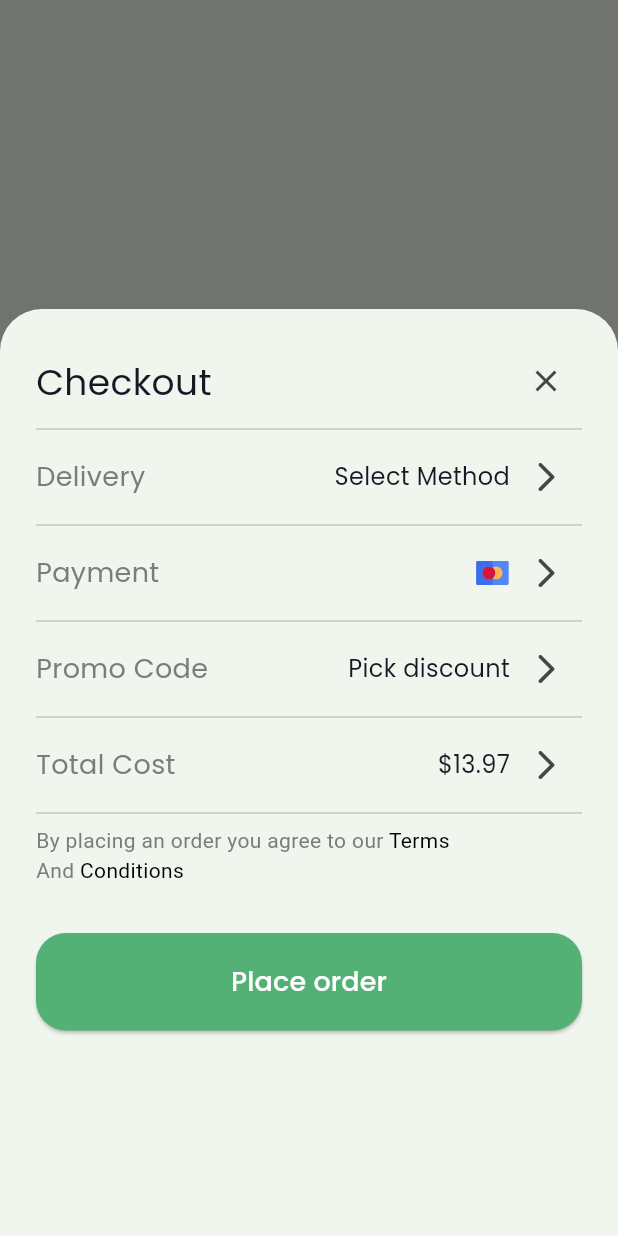
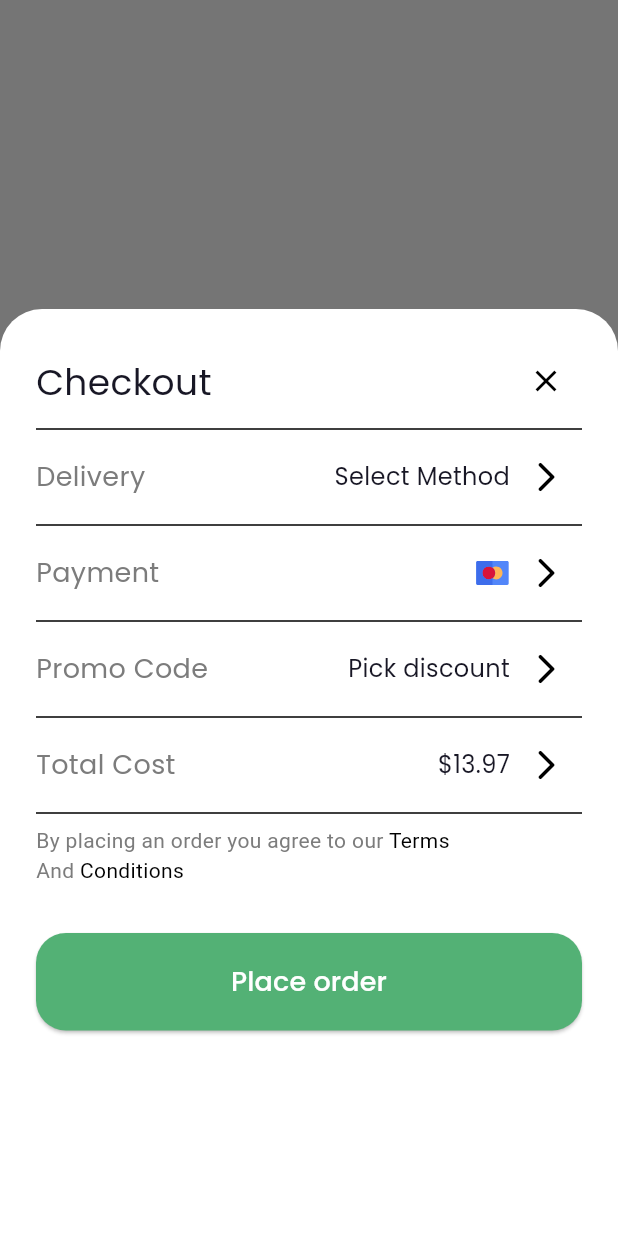
Before and after one commit to Ahmad-Nour-Haidar/nectar-app-task, a Flutter app: the HomeScreen screen opened directly, after a tap on "show", on a phone screen of 412 x 824 dp. Run offline on Flutter 3.47's test engine with Material 3 defaults, Android fonts, the phone set to English and light mode, and no system bars; our stand-ins replace animate_do, flutter_svg, gap, go_router.

Commit message:
create theme manegar

```diff
--- /dev/null
+++ b/lib/core/assets/app_fonts.dart
@@ -0,0 +1,3 @@
+abstract final class AppFonts {
+  static const poppins = 'Poppins';
+}
--- a/lib/core/constant/app_color.dart
+++ /dev/null
@@ -1,11 +0,0 @@
-import 'package:flutter/material.dart';
-
-abstract final class AppColor {
-  static const primary = Color(0xff53B175);
-  static const white = Color(0xffffffff);
-  static const transparent = Colors.transparent;
-  static const white70 = Colors.white70;
-  static const black = Colors.black;
-  static const grey = Color(0xff7C7C7C);
-  static const fontColor = Color(0xff181725);
-}
--- /dev/null
+++ b/lib/core/theme/app_colors.dart
@@ -0,0 +1,36 @@
+import 'package:flutter/material.dart';
+
+class AppColors {
+  static const primary = Color(0xff53B175);
+
+  static const white = Color(0xffffffff);
+  static const transparent = Colors.transparent;
+  static const white70 = Colors.white70;
+  static const black = Colors.black;
+  static const grey = Color(0xff7C7C7C);
+  static const fontColor = Color(0xff181725);
+
+  static const lightGreen = Color.fromARGB(26, 83, 177, 117);
+  static const lightGreenBorder = Color.fromARGB(179, 83, 177, 117);
+
+  static const lightOrange = Color.fromARGB(26, 248, 164, 76);
+  static const lightOrangeBorder = Color.fromARGB(179, 248, 164, 76);
+
+  static const lightRed = Color.fromARGB(64, 247, 165, 147);
+  static const lightRedBorder = Color.fromARGB(255, 247, 165, 147);
+
+  static const lightPurple = Color.fromARGB(64, 211, 176, 224);
+  static const lightPurpleBorder = Color.fromARGB(255, 211, 176, 224);
+
+  static const lightYellow = Color.fromARGB(64, 253, 229, 152);
+  static const lightYellowBorder = Color.fromARGB(255, 253, 229, 152);
+
+  static const lightGreen2 = Color.fromARGB(64, 183, 223, 245);
+  static const lightGreen2Border = Color.fromARGB(255, 183, 223, 245);
+
+  static const lightPurple2 = Color.fromARGB(38, 131, 106, 246);
+  static const lightPurple2Border = Color.fromARGB(127, 131, 106, 246);
+
+  static const lightRed2 = Color.fromARGB(38, 215, 59, 119);
+  static const lightRed2Border = Color.fromARGB(127, 215, 59, 119);
+}
--- a/lib/views/screens/onboarding_screen.dart
+++ b/lib/views/screens/onboarding_screen.dart
@@ -1,10 +1,11 @@
 import 'package:flutter/material.dart';
 import 'package:gap/gap.dart';
 import 'package:go_router/go_router.dart';
-import 'package:task/core/constant/app_color.dart';
 import 'package:task/core/constant/app_images.dart';
 import 'package:task/routers.dart';
 import 'package:task/views/widgets/custom_button.dart';
+
+import '../../core/theme/app_colors.dart';
 
 class OnboardingScreen extends StatelessWidget {
   const OnboardingScreen({super.key});
@@ -21,7 +22,7 @@ class OnboardingScreen extends StatelessWidget {
         ),
       ),
       child: Scaffold(
-        backgroundColor: AppColor.transparent,
+        backgroundColor: AppColors.transparent,
         body: Column(
           children: [
             const Expanded(flex: 2, child: SizedBox()),
@@ -36,9 +37,10 @@ class OnboardingScreen extends StatelessWidget {
                       'Welcome to our store',
                       textAlign: TextAlign.center,
                       style: TextStyle(
-                          fontWeight: FontWeight.w400,
-                          fontSize: 48,
-                          color: AppColor.white),
+                        fontWeight: FontWeight.w400,
+                        fontSize: 48,
+                        color: AppColors.white,
+                      ),
                     ),
                     const Text(
                       'Ger your groceries in as fast as one hour',
@@ -46,7 +48,7 @@ class OnboardingScreen extends StatelessWidget {
                       style: TextStyle(
                         fontWeight: FontWeight.w400,
                         fontSize: 14,
-                        color: AppColor.white70,
+                        color: AppColors.white70,
                       ),
                     ),
                     const Gap(50),
@@ -61,7 +63,7 @@ class OnboardingScreen extends StatelessWidget {
                         style: TextStyle(
                           fontWeight: FontWeight.w500,
                           fontSize: 18,
-                          color: AppColor.white,
+                          color: AppColors.white,
                         ),
                       ),
                     ),
--- a/lib/views/screens/splash_screen.dart
+++ b/lib/views/screens/splash_screen.dart
@@ -6,6 +6,7 @@ import 'package:task/core/constant/app_color.dart';
 import 'package:task/routers.dart';
 
 import '../../core/constant/app_svgs.dart';
+import '../../core/theme/app_colors.dart';
 
 class SplashScreen extends StatefulWidget {
   const SplashScreen({super.key});
@@ -26,7 +27,7 @@ class _SplashScreenState extends State<SplashScreen> {
   @override
   Widget build(BuildContext context) {
     return Scaffold(
-      backgroundColor: AppColor.primary,
+      backgroundColor: AppColors.primary,
       body: Center(
         child: FadeIn(
           duration: const Duration(seconds: 3),
--- a/lib/views/widgets/add_item_widget.dart
+++ b/lib/views/widgets/add_item_widget.dart
@@ -4,6 +4,7 @@ import 'package:go_router/go_router.dart';
 import 'package:task/views/widgets/custom_text_form_field.dart';
 
 import '../../core/constant/app_color.dart';
+import '../../core/theme/app_colors.dart';
 import 'custom_button.dart';
 
 class AddItemWidget extends StatelessWidget {
@@ -23,7 +24,7 @@ class AddItemWidget extends StatelessWidget {
                 style: TextStyle(
                   fontWeight: FontWeight.w400,
                   fontSize: 24,
-                  color: AppColor.fontColor,
+                  color: AppColors.fontColor,
                 ),
               ),
               const Spacer(),
@@ -65,7 +66,7 @@ class AddItemWidget extends StatelessWidget {
                     style: TextStyle(
                       fontWeight: FontWeight.w500,
                       fontSize: 18,
-                      color: AppColor.white,
+                      color: AppColors.white,
                     ),
                   ),
                 ),
--- a/lib/views/widgets/checkout_widget.dart
+++ b/lib/views/widgets/checkout_widget.dart
@@ -5,6 +5,7 @@ import 'package:go_router/go_router.dart';
 
 import '../../core/constant/app_color.dart';
 import '../../core/constant/app_svgs.dart';
+import '../../core/theme/app_colors.dart';
 import 'custom_button.dart';
 import 'custom_row_with_icon.dart';
 
@@ -25,7 +26,7 @@ class CheckoutWidget extends StatelessWidget {
                 style: TextStyle(
                   fontWeight: FontWeight.w400,
                   fontSize: 24,
-                  color: AppColor.fontColor,
+                  color: AppColors.fontColor,
                 ),
               ),
               const Spacer(),
@@ -77,7 +78,7 @@ class CheckoutWidget extends StatelessWidget {
                             style: TextStyle(
                               fontWeight: FontWeight.w400,
                               fontSize: 14,
-                              color: AppColor.grey,
+                              color: AppColors.grey,
                             ),
                           ),
                           TextSpan(
@@ -85,7 +86,7 @@ class CheckoutWidget extends StatelessWidget {
                             style: TextStyle(
                               fontWeight: FontWeight.w400,
                               fontSize: 14,
-                              color: AppColor.black,
+                              color: AppColors.black,
                             ),
                           ),
                           TextSpan(
@@ -93,7 +94,7 @@ class CheckoutWidget extends StatelessWidget {
                             style: TextStyle(
                               fontWeight: FontWeight.w400,
                               fontSize: 14,
-                              color: AppColor.grey,
+                              color: AppColors.grey,
                             ),
                           ),
                           TextSpan(
@@ -101,7 +102,7 @@ class CheckoutWidget extends StatelessWidget {
                             style: TextStyle(
                               fontWeight: FontWeight.w400,
                               fontSize: 14,
-                              color: AppColor.black,
+                              color: AppColors.black,
                             ),
                           ),
                         ],
@@ -119,7 +120,7 @@ class CheckoutWidget extends StatelessWidget {
                     style: TextStyle(
                       fontWeight: FontWeight.w500,
                       fontSize: 18,
-                      color: AppColor.white,
+                      color: AppColors.white,
                     ),
                   ),
                 ),
--- a/lib/views/widgets/custom_button.dart
+++ b/lib/views/widgets/custom_button.dart
@@ -1,6 +1,7 @@
 import 'package:flutter/material.dart';
 
 import '../../../core/constant/app_color.dart';
+import '../../core/theme/app_colors.dart';
 
 class CustomButton extends StatelessWidget {
   const CustomButton({
@@ -11,7 +12,7 @@ class CustomButton extends StatelessWidget {
     this.height = 50,
     this.width = double.infinity,
     this.radius = 10,
-    this.color = AppColor.primary,
+    this.color = AppColors.primary,
     this.elevation,
   });
 
--- a/lib/views/widgets/custom_row_with_icon.dart
+++ b/lib/views/widgets/custom_row_with_icon.dart
@@ -1,6 +1,7 @@
 import 'package:flutter/material.dart';
 
 import '../../core/constant/app_color.dart';
+import '../../core/theme/app_colors.dart';
 
 class CustomRowWithIcon extends StatelessWidget {
   const CustomRowWithIcon({
@@ -25,7 +26,7 @@ class CustomRowWithIcon extends StatelessWidget {
           style: const TextStyle(
             fontWeight: FontWeight.w400,
             fontSize: 18,
-            color: AppColor.grey,
+            color: AppColors.grey,
           ),
         ),
         const Spacer(),
@@ -36,7 +37,7 @@ class CustomRowWithIcon extends StatelessWidget {
             style: const TextStyle(
               fontWeight: FontWeight.w400,
               fontSize: 16,
-              color: AppColor.fontColor,
+              color: AppColors.fontColor,
             ),
           ),
         IconButton(
```
Also changed, not shown: lib/core/assets/app_images.dart (added, +26 -0 lines), lib/core/assets/app_svgs.dart (added, +11 -0 lines), lib/core/theme/theme_manager.dart (added, +25 -0 lines), lib/main.dart (+2 -11 lines), lib/views/screens/order_accepted_screen.dart (+5 -4 lines).
